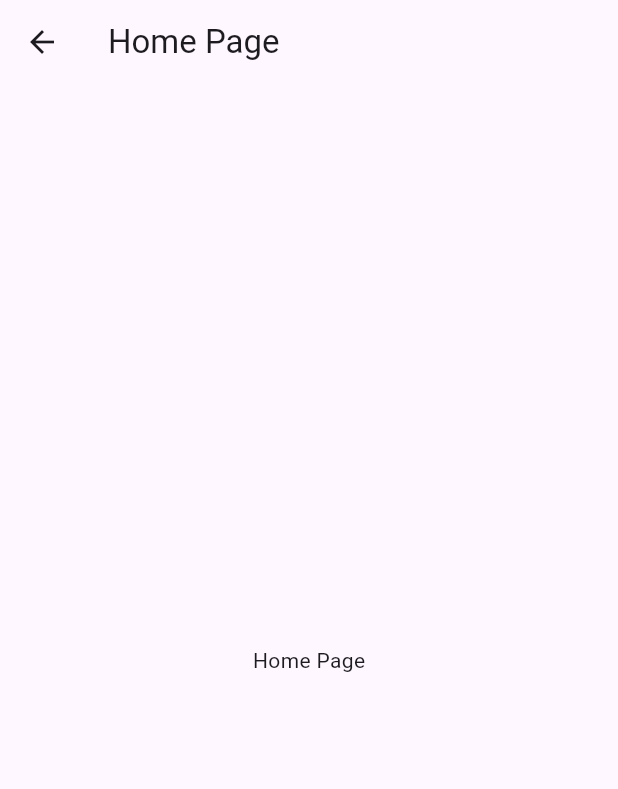
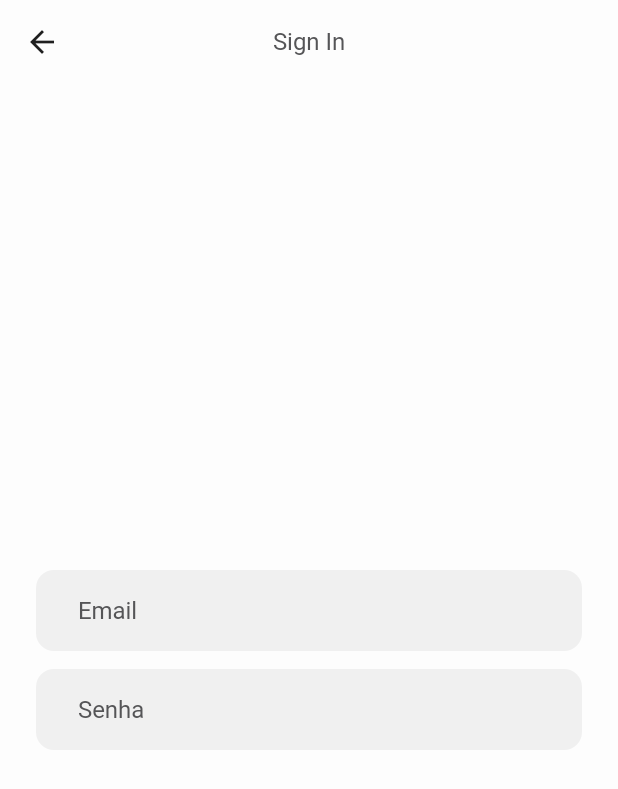
Before and after one commit to ViniPortoDev/clean_nest, a Flutter app: the screen it shows after launch, on a phone screen of 412 x 824 dp. Shown: the top 789 px of the screen. Run offline on Flutter 3.47's test engine with Material 3 defaults, Android fonts, the phone set to English and light mode, and no system bars; our stand-ins replace flutter_modular.

Commit message:
separating auth module between sign in and sign up

```diff
--- a/lib/app_widget.dart
+++ b/lib/app_widget.dart
@@ -1,3 +1,4 @@
+import 'package:clean_nest/core/themes/themes.dart';
 import 'package:flutter/material.dart';
 import 'package:flutter_modular/flutter_modular.dart';
 
@@ -9,6 +10,7 @@ class AppWidget extends StatelessWidget {
     Modular.setInitialRoute('/splash/');
     return MaterialApp.router(
       title: "Clean Nest",
+      theme: CnThemes().lightTheme,
       debugShowCheckedModeBanner: false,
       routerConfig: Modular.routerConfig,
     );
--- a/lib/modules/auth/src/auth_module.dart
+++ b/lib/modules/auth/src/auth_module.dart
@@ -1,4 +1,5 @@
-import 'package:clean_nest/modules/auth/src/ui/auth_page.dart';
+import 'package:clean_nest/modules/auth/src/ui/sign_in_page.dart';
+import 'package:clean_nest/modules/auth/src/ui/sign_up_page.dart';
 import 'package:clean_nest/modules/home/src/ui/pages/home_page.dart';
 import 'package:flutter_modular/flutter_modular.dart';
 
@@ -8,6 +9,7 @@ class AuthModule extends Module {
 
   @override
   void routes(r) {
-    r.child('/', child: (context) => const AuthPage());
+    r.child('/', child: (context) => const SignInPage());
+    r.child('/sign_up', child: (context) => const SignUpPage());
   }
 }
--- a/lib/modules/auth/src/ui/auth_page.dart
+++ /dev/null
@@ -1,14 +0,0 @@
-import 'package:flutter/material.dart';
-
-class AuthPage extends StatelessWidget {
-  const AuthPage({super.key});
-
-  @override
-  Widget build(BuildContext context) {
-    return const Scaffold(
-      body: Center(
-        child: Text('Auth Page'),
-      ),
-    );
-  }
-}
--- /dev/null
+++ b/lib/modules/auth/src/ui/sign_in_page.dart
@@ -0,0 +1,40 @@
+import 'package:clean_nest/core/themes/theme_spacings.dart';
+import 'package:clean_nest/core/themes/theme_text_styles.dart';
+import 'package:clean_nest/shared/widgets/inputs/cn_primary_input_widget.dart';
+import 'package:clean_nest/shared/widgets/texts/cn_text_widget.dart';
+import 'package:flutter/material.dart';
+
+class SignInPage extends StatelessWidget {
+  const SignInPage({super.key});
+
+  @override
+  Widget build(BuildContext context) {
+    final theme = Theme.of(context);
+    final themeTextStyle = theme.extension<CnTextStyles>();
+    final themeSpacing = theme.extension<CnSpacing>();
+    final size = MediaQuery.of(context).size;
+    return Scaffold(
+      appBar: AppBar(
+        centerTitle: true,
+        title: const CnTextWidget(
+          text: 'Sign In',
+        ),
+      ),
+      body: Padding(
+        padding: const EdgeInsets.all(24),
+        child: Column(
+          mainAxisAlignment: MainAxisAlignment.center,
+          children: [
+            const CnPrimaryTextInput(
+              hintText: 'Email',
+            ),
+            SizedBox(height: themeSpacing!.spacing12px),
+            const CnPrimaryTextInput(
+              hintText: 'Senha',
+            ),
+          ],
+        ),
+      ),
+    );
+  }
+}
--- /dev/null
+++ b/lib/modules/auth/src/ui/sign_up_page.dart
@@ -0,0 +1,30 @@
+import 'package:clean_nest/core/themes/theme_spacings.dart';
+import 'package:clean_nest/core/themes/theme_text_styles.dart';
+import 'package:clean_nest/shared/widgets/inputs/cn_primary_input_widget.dart';
+import 'package:clean_nest/shared/widgets/texts/cn_text_widget.dart';
+import 'package:flutter/material.dart';
+
+class SignUpPage extends StatelessWidget {
+  const SignUpPage({super.key});
+
+  @override
+  Widget build(BuildContext context) {
+    final theme = Theme.of(context);
+    final themeTextStyle = theme.extension<CnTextStyles>();
+    final themeSpacing = theme.extension<CnSpacing>();
+    final size = MediaQuery.of(context).size;
+    return Scaffold(
+      appBar: AppBar(
+        centerTitle: true,
+        title: const CnTextWidget(
+          text: 'Sign Up',
+        ),
+      ),
+      body: Column(
+        mainAxisAlignment: MainAxisAlignment.center,
+        children: [
+        ],
+      ),
+    );
+  }
+}
--- a/lib/modules/splash/src/ui/viewmodel/splash_view_model.dart
+++ b/lib/modules/splash/src/ui/viewmodel/splash_view_model.dart
@@ -11,7 +11,7 @@ class SplashViewModel extends BaseViewModel {
   void startSplash() async {
     setLoading(true);
     await _delaySplashUseCase.execute();
-    Modular.to.pushNamed('/home/');
+    Modular.to.pushNamed('/auth/');
     setLoading(false);
   }
 }
--- /dev/null
+++ b/lib/shared/widgets/inputs/cn_primary_input_widget.dart
@@ -0,0 +1,171 @@
+import 'package:clean_nest/core/themes/theme_text_styles.dart';
+import 'package:clean_nest/core/themes/themes.dart';
+import 'package:flutter/services.dart';
+import 'package:flutter/material.dart';
+
+class CnPrimaryTextInput extends StatefulWidget {
+  /// Defines text editing controller.
+  final TextEditingController? controller;
+
+  ///Defines on changed of text field
+  final void Function(String)? onChanged;
+
+  /// Defines validator.
+  final String? Function(String?)? validator;
+
+  /// Defines on submit function
+  final Function(String)? onSubmited;
+
+  /// Defines label.
+  final String label;
+
+  /// Defines sufix icon.
+  final Widget? suffixIcon;
+
+  /// Defines helper text.
+  final String helperText;
+
+  /// Defines width.
+  final double? width;
+
+  /// Defines maxLength
+  final int? maxLength;
+
+  /// Defines keyboardType
+  final TextInputType? keyboardType;
+
+  /// Defines focusNode
+  final FocusNode? focusNode;
+
+  /// Defines if is loading.
+  final bool isLoading;
+
+  /// Defines if enable.
+  final bool enable;
+
+  /// Defines if expands
+  final bool expands;
+
+  final bool filled;
+
+  /// Defines hintText
+  final String? hintText;
+
+  /// Defines hintStyle
+  final TextStyle? hintStyle;
+
+  /// Defines hintMaxLines
+  final int? hintMaxLines;
+
+  final String? counterText;
+
+  /// Defines minLines
+  final int? minLines;
+
+  /// Defines maxLines
+  final int? maxLines;
+
+  /// Defines hintTextDirection
+  final TextDirection? hintTextDirection;
+
+  /// Defines inputFormatters
+  final List<TextInputFormatter>? inputFormatters;
+
+  /// Defines textAlignVertical
+  final TextAlignVertical? textAlignVertical;
+
+  final EdgeInsetsGeometry? contentPadding;
+
+  /// Defines "CnPrimaryTextInput" constructor.
+  const CnPrimaryTextInput(
+      {super.key,
+      this.controller,
+      this.validator,
+      this.onChanged,
+      this.label = '',
+      this.suffixIcon,
+      this.helperText = '',
+      this.width,
+      this.onSubmited,
+      this.isLoading = false,
+      this.enable = true,
+      this.filled = true,
+      this.maxLength,
+      this.keyboardType,
+      this.focusNode,
+      this.inputFormatters,
+      this.hintText,
+      this.hintStyle,
+      this.hintMaxLines,
+      this.hintTextDirection,
+      this.counterText,
+      this.minLines,
+      this.maxLines,
+      this.textAlignVertical,
+      this.contentPadding,
+      this.expands = false});
+
+  @override
+  State<CnPrimaryTextInput> createState() => _CnPrimaryTextInputState();
+}
+
+class _CnPrimaryTextInputState extends State<CnPrimaryTextInput> {
+  @override
+  Widget build(BuildContext context) {
+    final theme = Theme.of(context);
+    final themeTextStyle = theme.extension<CnTextStyles>();
+
+    final enableColor = cnColorScheme.cnBlack;
+
+    return SizedBox(
+      width: widget.width,
+      child: TextFormField(
+        expands: widget.expands,
+        textAlignVertical: widget.textAlignVertical,
+        keyboardType: widget.keyboardType,
+        minLines: widget.minLines,
+        maxLines: widget.maxLines, // and this
+        focusNode: widget.focusNode,
+        inputFormatters: widget.inputFormatters,
+        maxLength: widget.maxLength,
+        style: themeTextStyle?.textLMedium?.copyWith(
+          color: enableColor,
+        ),
+        enabled: widget.enable,
+        controller: widget.controller,
+        autovalidateMode: AutovalidateMode.onUserInteraction,
+        validator: widget.validator,
+        onFieldSubmitted: widget.onSubmited,
+        onChanged: widget.onChanged,
+        decoration: InputDecoration(
+          hintText: widget.hintText, // Sempre visível
+          hintStyle: widget.hintStyle ?? themeTextStyle!.textMRegular,
+          hintMaxLines: widget.hintMaxLines,
+          hintTextDirection: widget.hintTextDirection,
+          filled: widget.filled,
+          fillColor: cnColorScheme.cnLightGrey,
+          counterText: widget.counterText,
+          contentPadding: const EdgeInsets.symmetric(
+            vertical: 16, // Centraliza verticalmente
+            horizontal: 24,
+          ),
+          border: OutlineInputBorder(
+            borderRadius: BorderRadius.circular(12),
+            borderSide: BorderSide.none,
+          ),
+          enabledBorder: OutlineInputBorder(
+            borderRadius: BorderRadius.circular(12),
+            borderSide: BorderSide.none,
+          ),
+          focusedBorder: OutlineInputBorder(
+            borderRadius: BorderRadius.circular(12),
+            borderSide: BorderSide.none,
+          ),
+
+          label: null,
+          labelStyle: null,
+        ),
+      ),
+    );
+  }
+}
--- /dev/null
+++ b/lib/shared/widgets/texts/cn_text_widget.dart
@@ -0,0 +1,43 @@
+import 'package:clean_nest/core/themes/theme_text_styles.dart';
+import 'package:flutter/material.dart';
+
+/// Use this widget to add text to your components and pages with default theme
+class CnTextWidget extends StatelessWidget {
+  ///Defines cn text constructor
+  const CnTextWidget({
+    super.key,
+    required this.text,
+    this.textStyle,
+    this.textAlign = TextAlign.center,
+    this.softWrap = true,
+    this.maxLines,
+  });
+
+  /// defines the text String
+  final String text;
+
+  ///defines whether the text should break at soft line breaks.
+  final bool softWrap;
+
+  ///defines what is the text style
+  final TextStyle? textStyle;
+
+  ///defines the max amount of lines
+  final int? maxLines;
+
+  ///defines the text alignment
+  final TextAlign textAlign;
+  @override
+  Widget build(BuildContext context) {
+    final cnTextStyle = Theme.of(context).extension<CnTextStyles>();
+
+    return Text(
+      text,
+      style: textStyle ?? cnTextStyle?.textMRegular,
+      maxLines: maxLines,
+      textAlign: textAlign,
+      softWrap: softWrap,
+      overflow: TextOverflow.visible,
+    );
+  }
+}
```
Also changed, not shown: 1 other file.
